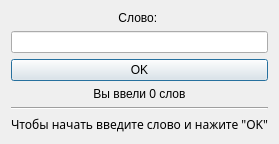
Stals/wordsWithPC, file mainwindow.ui: the form before one commit.
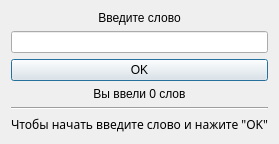
The form after the commit.

Commit message: chnaged text od pcWordLabel on application start

Patch:
```diff
--- a/mainwindow.ui
+++ b/mainwindow.ui
@@ -20,7 +20,7 @@
       <item>
        <widget class="QLabel" name="pcWordLabel">
         <property name="text">
-         <string>Слово: </string>
+         <string>Введите слово</string>
         </property>
         <property name="alignment">
          <set>Qt::AlignCenter</set>
```
The commit also changes 1 other file.
